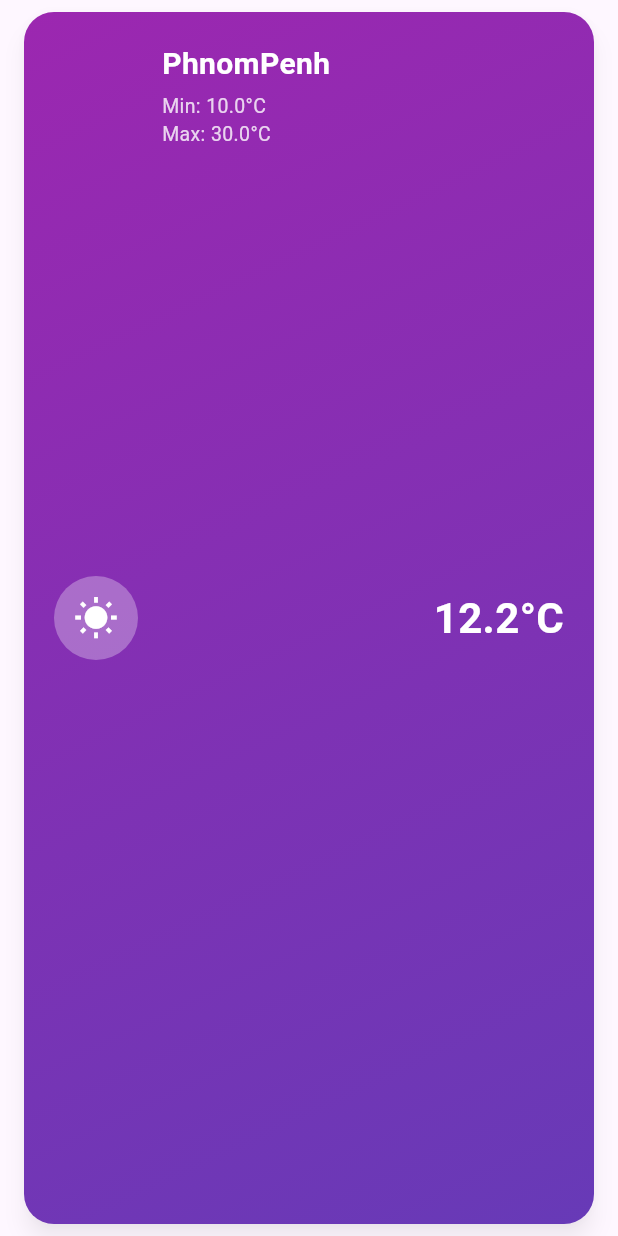
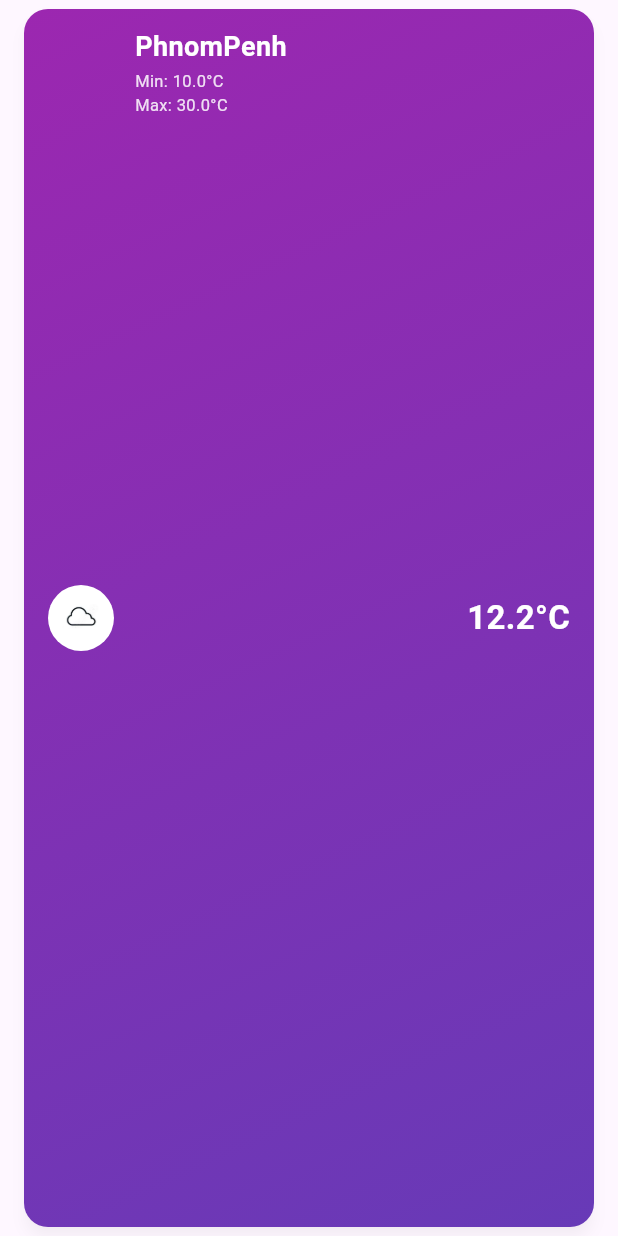
Before and after one commit to SopheanDavy/W6-Practice, a Flutter app: the WeatherCard widget shown alone on an empty page, opened directly, on a phone screen of 412 x 824 dp. Run offline on Flutter 3.47's test engine with Material 3 defaults, Android fonts, the phone set to English and light mode, and no system bars.

Commit message:
first commit

```diff
--- a/lib/Ex-3/main.dart
+++ b/lib/Ex-3/main.dart
@@ -16,9 +16,10 @@ class ProductsScreen extends StatelessWidget {
   @override
   Widget build(BuildContext context) {
     return Scaffold(
+      backgroundColor: Colors.blue,
       appBar: AppBar(
         title: const Text('Products'),
-        backgroundColor: const Color.fromARGB(255, 249, 250, 251),
+        backgroundColor: const Color.fromARGB(255, 235, 223, 233),
       ),
       body: Padding(
         padding: const EdgeInsets.all(16.0),
--- a/lib/Ex-3/product_card.dart
+++ b/lib/Ex-3/product_card.dart
@@ -49,7 +49,7 @@ class ProductCard extends StatelessWidget {
                     product.description,
                     style: const TextStyle(
                       fontSize: 13,
-                      color: Colors.blue,
+                      color: Colors.black,
                     ),
                   ),
                 ],
--- a/lib/Ex-4/main.dart
+++ b/lib/Ex-4/main.dart
@@ -3,39 +3,37 @@ import 'weather.dart';
 import 'weather_card.dart';
 
 void main() {
-  runApp(
-    const MaterialApp(
-      debugShowCheckedModeBanner: false,
-      home: WeatherScreen(),
-    ),
-  );
+  runApp(const WeatherApp());
 }
 
-class WeatherScreen extends StatelessWidget {
-  const WeatherScreen({super.key});
+class WeatherApp extends StatelessWidget {
+  const WeatherApp({super.key});
 
   @override
   Widget build(BuildContext context) {
-    return Scaffold(
+    return MaterialApp(
+      debugShowCheckedModeBanner: false,
+      home: Scaffold(
         appBar: AppBar(
           title: const Text('Weather Forecast'),
-        backgroundColor: Colors.blue.shade300,
-        actions: [
-          IconButton(
-            icon: const Icon(Icons.menu),
-            onPressed: () {},
+          backgroundColor: Colors.blue,
+          actions: const [
+            Padding(
+              padding: EdgeInsets.symmetric(horizontal: 16.0),
+              child: Icon(Icons.menu),
             ),
           ],
         ),
         body: ListView(
           padding: const EdgeInsets.symmetric(vertical: 12.0),
           children: const [
-          WeatherCard(weather: WeatherType.sunny),
+            WeatherCard(weather: WeatherType.phnomPenh),
             WeatherCard(weather: WeatherType.paris),
             WeatherCard(weather: WeatherType.rome),
             WeatherCard(weather: WeatherType.toulouse),
           ],
         ),
+      ),
     );
   }
 }
--- a/lib/Ex-4/weather.dart
+++ b/lib/Ex-4/weather.dart
@@ -1,44 +1,44 @@
 import 'package:flutter/material.dart';
 
 enum WeatherType {
-  sunny(
+  phnomPenh(
     cityName: 'PhnomPenh',
     minTemp: '10.0°C',
     maxTemp: '30.0°C',
     currentTemp: '12.2°C',
-    icon: Icons.wb_sunny,
-    gradientColors: [Color(0xFF9C27B0), Color(0xFF673AB7)], // Purple gradient
+    imagePath: 'assets/ex4/cloudy.png',
+    gradientColors: [Color(0xFF9C27B0), Color(0xFF673AB7)],
   ),
   paris(
     cityName: 'Paris',
     minTemp: '10.0°C',
     maxTemp: '40.0°C',
     currentTemp: '22.2°C',
-    icon: Icons.cloud,
-    gradientColors: [Color(0xFF00B4DB), Color(0xFF0083B0)], // Teal/Green gradient
+    imagePath: 'assets/ex4/sunnyCloudy.png',
+    gradientColors: [Color(0xFF00BCD4), Color(0xFF03A9F4)],
   ),
   rome(
     cityName: 'Rome',
     minTemp: '10.0°C',
     maxTemp: '40.0°C',
     currentTemp: '45.2°C',
-    icon: Icons.wb_sunny_outlined,
-    gradientColors: [Color(0xFFFF416C), Color(0xFFFF4B2B)], // Red/Pink gradient
+    imagePath: 'assets/ex4/sunny.png',
+    gradientColors: [Color.fromARGB(255, 255, 34, 100), Color.fromARGB(255, 255, 0, 34)],
   ),
   toulouse(
     cityName: 'Toulouse',
     minTemp: '10.0°C',
     maxTemp: '40.0°C',
     currentTemp: '45.2°C',
-    icon: Icons.cloud_outlined,
-    gradientColors: [Color(0xFFF7971E), Color(0xFFFFD200)], // Orange/Yellow gradient
+    imagePath: 'assets/ex4/veryCloudy.png',
+    gradientColors: [Color(0xFFFFC107), Color(0xFFFF9800)],
   );
 
   final String cityName;
   final String minTemp;
   final String maxTemp;
   final String currentTemp;
-  final IconData icon;
+  final String imagePath;
   final List<Color> gradientColors;
 
   const WeatherType({
@@ -46,7 +46,7 @@ enum WeatherType {
     required this.minTemp,
     required this.maxTemp,
     required this.currentTemp,
-    required this.icon,
+    required this.imagePath,
     required this.gradientColors,
   });
 }
--- a/lib/Ex-4/weather_card.dart
+++ b/lib/Ex-4/weather_card.dart
@@ -12,38 +12,43 @@ class WeatherCard extends StatelessWidget {
   @override
   Widget build(BuildContext context) {
     return Container(
-      margin: const EdgeInsets.symmetric(vertical: 8.0, horizontal: 16.0),
+      margin: const EdgeInsets.symmetric(vertical: 6.0, horizontal: 16.0),
       child: PhysicalModel(
         color: Colors.transparent,
-        elevation: 6.0,
-        shadowColor: Colors.black.withValues(alpha: 0.3),
-        borderRadius: BorderRadius.circular(20.0),
+        elevation: 4.0,
+        shadowColor: Colors.black.withValues(alpha: 0.2),
+        borderRadius: BorderRadius.circular(16.0),
         child: Container(
-          padding: const EdgeInsets.all(20.0),
+          padding: const EdgeInsets.symmetric(horizontal: 16.0, vertical: 12.0),
           decoration: BoxDecoration(
             gradient: LinearGradient(
               colors: weather.gradientColors,
               begin: Alignment.topLeft,
               end: Alignment.bottomRight,
             ),
-            borderRadius: BorderRadius.circular(20.0),
+            borderRadius: BorderRadius.circular(16.0),
           ),
           child: Row(
             mainAxisAlignment: MainAxisAlignment.spaceBetween,
             children: [
-              // Left side: Weather Icon + City + Min/Max temp
               Row(
                 children: [
-                  CircleAvatar(
-                    backgroundColor: Colors.white.withValues(alpha: 0.3),
-                    radius: 28,
-                    child: Icon(
-                      weather.icon,
-                      color: Colors.white,
-                      size: 30,
+                  Container(
+                    width: 44,
+                    height: 44,
+                    decoration: const BoxDecoration(
+                      color: Colors.white, // Solid white circle background
+                      shape: BoxShape.circle,
+                    ),
+                    child: Padding(
+                      padding: const EdgeInsets.all(8.0),
+                      child: Image.asset(
+                        weather.imagePath,
+                        fit: BoxFit.contain,
+                      ),
                     ),
                   ),
-                  const SizedBox(width: 16),
+                  const SizedBox(width: 14),
                   Column(
                     crossAxisAlignment: CrossAxisAlignment.start,
                     children: [
@@ -51,35 +56,34 @@ class WeatherCard extends StatelessWidget {
                         weather.cityName,
                         style: const TextStyle(
                           color: Colors.white,
-                          fontSize: 20,
+                          fontSize: 18,
                           fontWeight: FontWeight.bold,
                         ),
                       ),
-                      const SizedBox(height: 4),
+                      const SizedBox(height: 2),
                       Text(
                         'Min: ${weather.minTemp}',
                         style: TextStyle(
-                          color: Colors.white.withValues(alpha: 0.8),
-                          fontSize: 13,
+                          color: Colors.white.withValues(alpha: 0.85),
+                          fontSize: 11,
                         ),
                       ),
                       Text(
                         'Max: ${weather.maxTemp}',
                         style: TextStyle(
-                          color: Colors.white.withValues(alpha: 0.8),
-                          fontSize: 13,
+                          color: Colors.white.withValues(alpha: 0.85),
+                          fontSize: 11,
                         ),
                       ),
                     ],
                   ),
                 ],
               ),
-              // Right side: Current Temperature
               Text(
                 weather.currentTemp,
                 style: const TextStyle(
                   color: Colors.white,
-                  fontSize: 28,
+                  fontSize: 22,
                   fontWeight: FontWeight.bold,
                 ),
               ),
--- a/pubspec.yaml
+++ b/pubspec.yaml
@@ -27,3 +27,4 @@ flutter:
   uses-material-design: true
   assets:
     - assets/ex3/
+    - assets/ex4/
```
Lines whose indentation alone changed are shown as unchanged.
